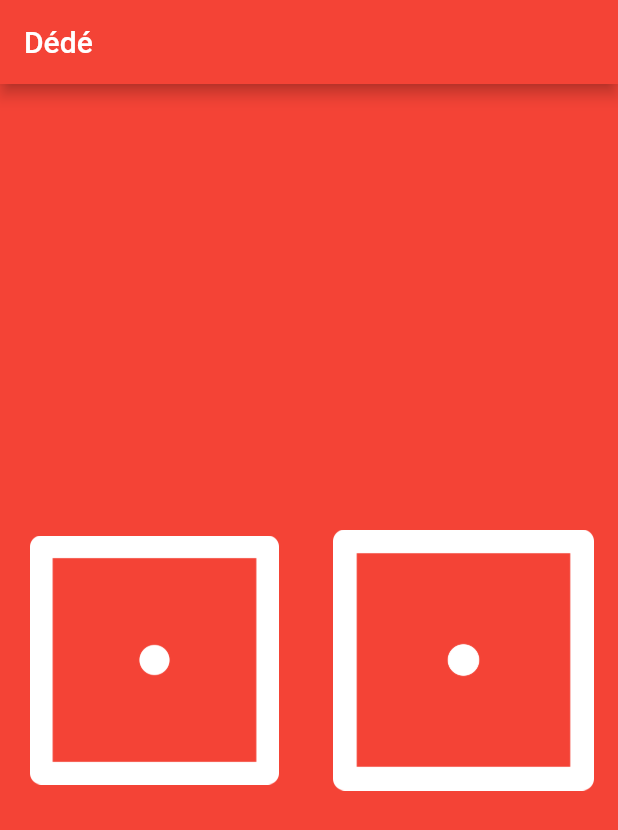
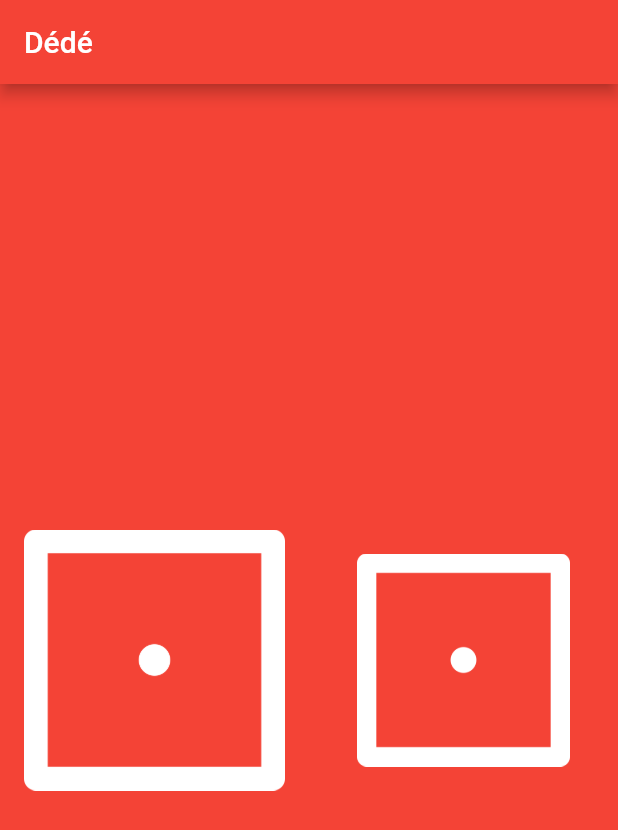
Before and after one commit to houdja/dede, a Flutter app: the screen it shows after launch, on a phone screen of 412 x 824 dp. Shown: the top 830 px of the screen. Run offline on Flutter 3.47's test engine with Material 2 defaults, Android fonts, the phone set to English and light mode, and no system bars.

Commit message:
modification du padding + ajout d'un flat button

```diff
--- a/lib/main.dart
+++ b/lib/main.dart
@@ -25,7 +25,7 @@ class DicePage extends StatelessWidget {
           Expanded(
             flex: 1,
             child: Padding(
-              padding: const EdgeInsets.symmetric(horizontal: 20.0),
+              padding: const EdgeInsets.symmetric(horizontal: 16.0),
               child: Image.asset(
                 'images/dice$leftDiceNumber.png',
               ),
@@ -35,8 +35,13 @@ class DicePage extends StatelessWidget {
             flex: 1,
             child: Padding(
               padding: const EdgeInsets.symmetric(horizontal: 16.0),
-              child: Image.asset(
-                'images/dice$leftDiceNumber.png',
+              child: FlatButton(
+                onPressed: () {
+                  print('domething');
+                },
+                child: Image.asset(
+                  'images/dice$leftDiceNumber.png',
+                ),
               ),
             ),
           ),
```
